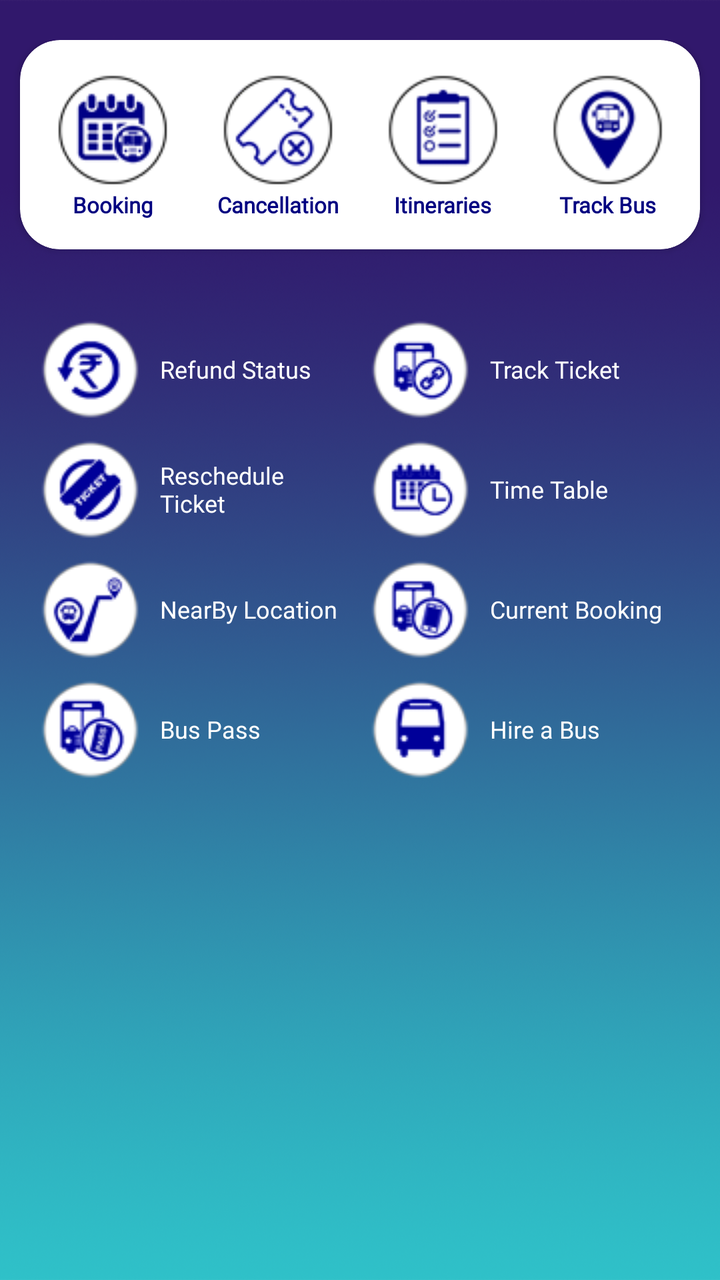
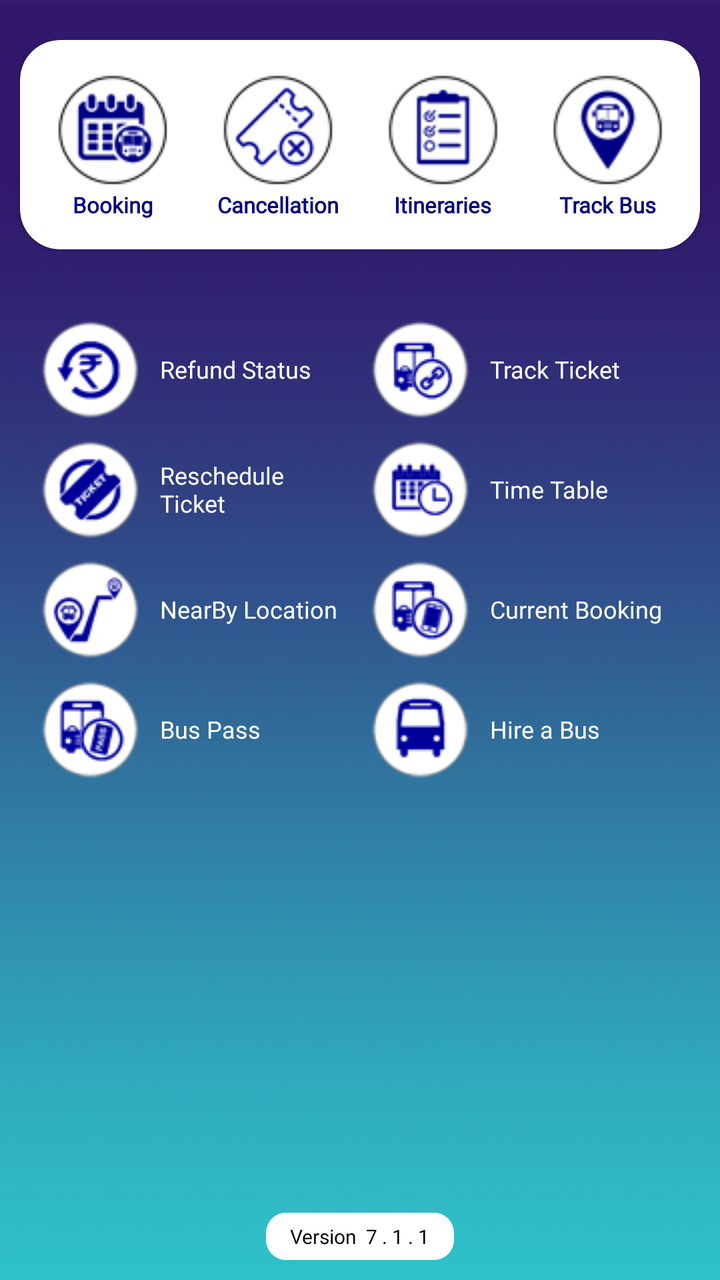

Before-and-after screenshots of an Android layout around one commit, followed by the original layout XML and the change that was made.
<!-- AndroidManifest.xml: application theme AppTheme.NoActionBar -->
<!-- res/layout/home_new.xml -->
<?xml version="1.0" encoding="utf-8"?>
<RelativeLayout
    xmlns:android="http://schemas.android.com/apk/res/android"
    xmlns:tools="http://schemas.android.com/tools"
    xmlns:app="http://schemas.android.com/apk/res-auto"
    android:id="@+id/xLinLayHomescrn"
    android:layout_width="match_parent"
    android:layout_height="wrap_content"
    android:background="@drawable/background_img">

    <LinearLayout
        android:layout_width="match_parent"
        android:layout_height="match_parent"
        android:layout_marginTop="20dp"
        android:orientation="vertical">

        <androidx.cardview.widget.CardView
            android:layout_width="match_parent"
            android:layout_height="wrap_content"
            android:layout_marginLeft="10dp"
            android:layout_marginRight="10dp"
            android:paddingLeft="5dp"
            app:cardCornerRadius="20dp"
            app:contentPadding="5dp">


            <LinearLayout
                android:layout_width="match_parent"
                android:layout_height="wrap_content"
                android:layout_marginBottom="5dp"
                android:layout_marginTop="5dp"
                android:orientation="horizontal"
                android:weightSum="4">

                <LinearLayout
                    android:id="@+id/linearLayoutAdvanceBooking"
                    android:layout_width="match_parent"
                    android:layout_height="wrap_content"
                    android:layout_marginBottom="5dp"
                    android:layout_marginTop="5dp"
                    android:layout_weight="1"
                    android:orientation="vertical">

                    <ImageView
                        android:id="@+id/imageViewBusIcon"
                        android:layout_width="match_parent"
                        android:layout_height="match_parent"
                        android:gravity="center"
                        android:src="@drawable/advancebooking_icon" />

                    <TextView
                        android:id="@+id/textViewBusIcon"
                        android:layout_width="match_parent"
                        android:layout_height="wrap_content"
                        android:layout_gravity="center"
                        android:fontFamily="@font/gotham"
                        android:gravity="center"
                        android:text="Booking"
                        android:textColor="@color/naviy"
                        android:textSize="11dp"
                        android:textStyle="bold" />
                </LinearLayout>


                <LinearLayout
                    android:id="@+id/linearLayoutCancelTicket"
                    android:layout_width="match_parent"
                    android:layout_height="match_parent"
                    android:layout_marginBottom="5dp"
                    android:layout_marginTop="5dp"
                    android:layout_weight="1"
                    android:orientation="vertical"
                    android:visibility="visible">

                    <ImageView
                        android:id="@+id/imageCancelTicket"
                        android:layout_width="match_parent"
                        android:layout_height="wrap_content"
                        android:gravity="center"
                        android:src="@drawable/cancelticket_icon" />

                    <TextView
                        android:id="@+id/textViewCancelTicket"
                        android:layout_width="match_parent"
                        android:layout_height="wrap_content"
                        android:layout_gravity="center"
                        android:fontFamily="@font/gotham"
                        android:gravity="center"
                        android:text="Cancellation"
                        android:textColor="@color/naviy"
                        android:textSize="11dp"
                        android:textStyle="bold" />
                </LinearLayout>


                <LinearLayout
                    android:id="@+id/linearLayoutItineries"
                    android:layout_width="match_parent"
                    android:layout_height="match_parent"
                    android:layout_marginBottom="5dp"
                    android:layout_marginTop="5dp"
                    android:layout_weight="1"
                    android:orientation="vertical"
                    android:visibility="visible">

                    <ImageView
                        android:id="@+id/imageViewItineries"
                        android:layout_width="match_parent"
                        android:layout_height="wrap_content"
                        android:gravity="center"
                        android:src="@drawable/itineries_icon" />

                    <TextView
                        android:id="@+id/textViewItineries"
                        android:layout_width="match_parent"
                        android:layout_height="wrap_content"
                        android:layout_gravity="center"
                        android:fontFamily="@font/gotham"
                        android:gravity="center"
                        android:text="Itineraries"
                        android:textColor="@color/naviy"
                        android:textSize="11dp"
                        android:textStyle="bold" />

                </LinearLayout>

                <LinearLayout
                    android:id="@+id/linearLayoutTrackMyBus"
                    android:layout_width="match_parent"
                    android:layout_height="match_parent"
                    android:layout_marginBottom="5dp"
                    android:layout_marginTop="5dp"
                    android:layout_weight="1"
                    android:orientation="vertical"
                    android:visibility="visible">

                    <ImageView
                        android:id="@+id/imageViewTrackMyBus"
                        android:layout_width="match_parent"
                        android:layout_height="wrap_content"
                        android:layout_gravity="center"
                        android:src="@drawable/trackmybus_icon" />

                    <TextView
                        android:id="@+id/textViewTrackMyBus"
                        android:layout_width="match_parent"
                        android:layout_height="wrap_content"
                        android:layout_gravity="center"
                        android:fontFamily="@font/gotham"
                        android:gravity="center"
                        android:text="Track Bus"
                        android:textColor="@color/naviy"
                        android:textSize="11dp"
                        android:textStyle="bold" />
                </LinearLayout>


            </LinearLayout>
        </androidx.cardview.widget.CardView>





        <LinearLayout
            android:id="@+id/originalLayout"
            android:layout_width="match_parent"
            android:layout_height="wrap_content"
            android:layout_marginLeft="15dp"
            android:layout_marginTop="30dp"
            android:layout_marginRight="15dp"
            android:orientation="horizontal"
            android:weightSum="2">

            <LinearLayout
                android:id="@+id/left_vertical"
                android:layout_width="match_parent"
                android:layout_height="wrap_content"
                android:layout_gravity="left"
                android:layout_weight="1"
                android:orientation="vertical">

                <LinearLayout
                    android:id="@+id/linearLayoutRefundStatus"
                    android:layout_width="match_parent"
                    android:layout_height="wrap_content"
                    android:gravity="left"
                    android:orientation="horizontal"
                    android:padding="5dp">

                    <ImageView
                        android:id="@+id/imageViewRefundStatus"
                        android:layout_width="wrap_content"
                        android:layout_height="wrap_content"
                        android:gravity="left"
                        android:src="@drawable/refundstatus_icon" />

                    <TextView
                        android:id="@+id/textViewRefundStatus"
                        android:layout_width="match_parent"
                        android:layout_height="wrap_content"
                        android:layout_gravity="center_vertical"
                        android:fontFamily="@font/gotham"
                        android:paddingLeft="10dp"
                        android:text="Refund Status"
                        android:textColor="@color/white"
                        android:textSize="12dp"
                        android:textStyle="normal" />

                </LinearLayout>

                <LinearLayout
                    android:id="@+id/linearLayoutResheduleTicket"
                    android:layout_width="match_parent"
                    android:layout_height="wrap_content"
                    android:layout_gravity="left"
                    android:orientation="horizontal"
                    android:padding="5dp">

                    <ImageView
                        android:id="@+id/imageViewResheduleTicket"
                        android:layout_width="wrap_content"
                        android:layout_height="wrap_content"
                        android:src="@drawable/rescheduleticket_icon" />

                    <TextView
                        android:id="@+id/textViewResheduleTicket"
                        android:layout_width="match_parent"
                        android:layout_height="wrap_content"
                        android:layout_gravity="center"
                        android:fontFamily="@font/gotham"
                        android:paddingLeft="10dp"
                        android:text="Reschedule Ticket"
                        android:textColor="@color/white"
                        android:textSize="12dp" />

                </LinearLayout>

                <LinearLayout
                    android:id="@+id/linearLayoutLinkBooking"
                    android:layout_width="match_parent"
                    android:layout_height="wrap_content"
                    android:layout_gravity="left"
                    android:orientation="horizontal"
                    android:padding="5dp">

                    <ImageView
                        android:id="@+id/imageViewLinkBooking"
                        android:layout_width="wrap_content"
                        android:layout_height="wrap_content"
                        android:gravity="center"
                        android:src="@drawable/nearbyplaces_icon" />

                    <TextView
                        android:id="@+id/textViewLinkBooking"
                        android:layout_width="match_parent"
                        android:layout_height="wrap_content"
                        android:layout_gravity="center"
                        android:layout_marginTop="0dp"
                        android:fontFamily="@font/gotham"
                        android:paddingLeft="10dp"
                        android:text="NearBy Location"
                        android:textColor="@color/white"
                        android:textSize="12dp" />

                </LinearLayout>

                <LinearLayout
                    android:id="@+id/linearLayoutBusPass"
                    android:layout_width="match_parent"
                    android:layout_height="wrap_content"
                    android:layout_gravity="left"
                    android:orientation="horizontal"
                    android:padding="5dp">

                    <ImageView
                        android:id="@+id/imageViewBusPass"
                        android:layout_width="wrap_content"
                        android:layout_height="wrap_content"
                        android:gravity="center"
                        android:src="@drawable/buspass_icon" />

                    <TextView
                        android:id="@+id/textViewBusPass"
                        android:layout_width="match_parent"
                        android:layout_height="wrap_content"
                        android:layout_gravity="center"
                        android:fontFamily="@font/gotham"
                        android:paddingLeft="10dp"
                        android:text="Bus Pass"
                        android:textColor="@color/white"
                        android:textSize="12dp" />

                </LinearLayout>


            </LinearLayout>


            <LinearLayout
                android:id="@+id/right_vertical"
                android:layout_width="match_parent"
                android:layout_height="match_parent"
                android:layout_gravity="left"
                android:layout_weight="1"
                android:orientation="vertical">

                <LinearLayout
                    android:id="@+id/linearLayoutTrackTicket"
                    android:layout_width="match_parent"
                    android:layout_height="wrap_content"
                    android:layout_gravity="left"
                    android:orientation="horizontal"
                    android:padding="5dp">


                    <ImageView
                        android:id="@+id/imageViewE-Wallet"
                        android:layout_width="wrap_content"
                        android:layout_height="wrap_content"
                        android:gravity="center"
                        android:src="@drawable/track_ticket_icon" />

                    <TextView
                        android:id="@+id/textViewTrack_ticket"
                        android:layout_width="match_parent"
                        android:layout_height="wrap_content"
                        android:layout_gravity="center"
                        android:fontFamily="@font/gotham"
                        android:paddingLeft="10dp"
                        android:text="Track Ticket"
                        android:textAppearance="?android:attr/textAppearanceSmall"
                        android:textColor="@color/white"
                        android:textSize="12dp"
                        android:textStyle="normal" />

                </LinearLayout>

                <LinearLayout
                    android:id="@+id/linearLayoutTimeTable"
                    android:layout_width="match_parent"
                    android:layout_height="wrap_content"
                    android:layout_gravity="left"
                    android:orientation="horizontal"
                    android:padding="5dp">

                    <ImageView
                        android:id="@+id/imageViewTimeTable"
                        android:layout_width="wrap_content"
                        android:layout_height="wrap_content"
                        android:gravity="center"
                        android:src="@drawable/timetable_icon" />

                    <TextView
                        android:id="@+id/textViewTimeTable"
                        android:layout_width="match_parent"
                        android:layout_height="wrap_content"
                        android:layout_gravity="center"
                        android:layout_marginTop="0dp"
                        android:fontFamily="@font/gotham"
                        android:paddingLeft="10dp"
                        android:text="Time Table"
                        android:textColor="@color/white"
                        android:textSize="12dp"
                        android:textStyle="normal" />

                </LinearLayout>

                <LinearLayout
                    android:id="@+id/linearLayoutCurrentBooking"
                    android:layout_width="match_parent"
                    android:layout_height="wrap_content"
                    android:layout_gravity="left"
                    android:orientation="horizontal"
                    android:padding="5dp">

                    <ImageView
                        android:id="@+id/imageViewCurrentBooking"
                        android:layout_width="wrap_content"
                        android:layout_height="wrap_content"
                        android:gravity="center"
                        android:src="@drawable/currentbooking_icon" />

                    <TextView
                        android:id="@+id/textViewCurrentBooking"
                        android:layout_width="match_parent"
                        android:layout_height="wrap_content"
                        android:layout_gravity="center"
                        android:layout_marginTop="0dp"
                        android:fontFamily="@font/gotham"
                        android:paddingLeft="10dp"
                        android:text="Current Booking"
                        android:textColor="@color/white"
                        android:textSize="12dp" />

                </LinearLayout>

                <LinearLayout
                    android:id="@+id/linearLayoutHireBus"
                    android:layout_width="match_parent"
                    android:layout_height="wrap_content"
                    android:layout_gravity="left"
                    android:orientation="horizontal"
                    android:padding="5dp">

                    <ImageView
                        android:id="@+id/imageViewHireBus"
                        android:layout_width="wrap_content"
                        android:layout_height="wrap_content"
                        android:gravity="center"
                        android:src="@drawable/hire_a_bus_icon" />

                    <TextView
                        android:id="@+id/textViewHireBus"
                        android:layout_width="match_parent"
                        android:layout_height="wrap_content"
                        android:layout_gravity="center"
                        android:layout_marginTop="0dp"
                        android:fontFamily="@font/gotham"
                        android:paddingLeft="10dp"
                        android:text="Hire a Bus"
                        android:textColor="@color/white"
                        android:textSize="12dp"
                        android:textStyle="normal" />

                </LinearLayout>


            </LinearLayout>

        </LinearLayout>


        <LinearLayout
            android:id="@+id/linearLayoutTrackRunning"
            android:layout_width="wrap_content"
            android:layout_height="wrap_content"
            android:layout_gravity="center"
            android:layout_marginTop="10dp"
            android:orientation="horizontal"
            android:visibility="gone"
            android:padding="5dp">

            <androidx.cardview.widget.CardView
                android:layout_width="wrap_content"
                android:layout_height="wrap_content"
                android:layout_marginLeft="10dp"
                android:layout_marginRight="10dp"
                android:paddingLeft="5dp"
                app:cardCornerRadius="20dp"
                app:contentPadding="5dp">

                <LinearLayout
                    android:layout_width="wrap_content"
                    android:layout_height="wrap_content"
                    android:gravity="center"
                    android:orientation="horizontal"
                    android:padding="5dp">

                    <ImageView
                        android:layout_width="wrap_content"
                        android:layout_height="40dp"
                        android:gravity="center"
                        android:src="@drawable/bus_map" />

                    <TextView
                        android:layout_width="wrap_content"
                        android:layout_height="wrap_content"
                        android:layout_gravity="center"
                        android:fontFamily="@font/gotham"
                        android:paddingLeft="10dp"
                        android:text="Live Bus Running Status"
                        android:textColor="@color/colorAccent"
                        android:textSize="12dp" />
                </LinearLayout>
            </androidx.cardview.widget.CardView>

        </LinearLayout>
        


        <LinearLayout
            android:id="@+id/showmoreLayout"
            android:layout_width="match_parent"
            android:layout_height="wrap_content"
            android:layout_centerHorizontal="true"
            android:layout_marginLeft="3dp"
            android:layout_marginRight="3dp"
            android:gravity="center"
            android:orientation="vertical"
            android:visibility="visible"
            tools:ignore="UnknownId">

            <LinearLayout
                android:layout_width="match_parent"
                android:layout_height="wrap_content"
                android:layout_marginLeft="12dp"
                android:layout_marginRight="12dp"
                android:layout_marginBottom="0dp"
                android:orientation="horizontal">


            </LinearLayout>


            <RelativeLayout
                android:layout_width="match_parent"
                android:layout_height="wrap_content"
                android:layout_marginTop="0dp">

                
                
                
                
                
                
                
                
                

                
                
                
                
                
                
                
                
                
                

            </RelativeLayout>


        </LinearLayout>
        <LinearLayout
            android:layout_width="match_parent"
            android:layout_height="match_parent"
            android:orientation="vertical"
            android:gravity="bottom"
            android:layout_alignParentBottom="true"
            android:layout_marginTop="10dp"
            android:paddingBottom="15dp">

            <androidx.viewpager.widget.ViewPager
                android:id="@+id/viewPager"
                android:layout_width="match_parent"
                android:layout_height="150dp"
                android:layout_marginLeft="10dp"
                android:layout_marginTop="10dp"
                android:layout_marginRight="10dp"
                android:layout_marginBottom="5dp"
                android:orientation="horizontal"
                tools:ignore="SpeakableTextPresentCheck" />


            <LinearLayout
                android:id="@+id/SliderDots"
                android:layout_width="match_parent"
                android:layout_height="10dp"
                android:layout_below="@+id/viewPager"
                android:gravity="center_vertical|center_horizontal"
                android:orientation="horizontal" />

        </LinearLayout>
    </LinearLayout>

</RelativeLayout>
<!-- resources referenced by this layout -->
<resources>
  <color name="colorAccent">#9b2424</color>
  <color name="naviy">#000080</color>
  <color name="white">#FFFFFF</color>
  <!-- drawable advancebooking_icon: png bitmap (drawable, 4253 bytes) -->
  <!-- drawable background_img: png bitmap (drawable-sw720dp, 391260 bytes) -->
  <!-- drawable bus_map: png bitmap (drawable, 3273 bytes) -->
  <!-- drawable buspass_icon: png bitmap (drawable, 3518 bytes) -->
  <!-- drawable cancelticket_icon: png bitmap (drawable, 3654 bytes) -->
  <!-- drawable currentbooking_icon: png bitmap (drawable, 3387 bytes) -->
  <!-- drawable hire_a_bus_icon: png bitmap (drawable, 2592 bytes) -->
  <!-- drawable itineries_icon: png bitmap (drawable, 3051 bytes) -->
  <!-- drawable nearbyplaces_icon: png bitmap (drawable, 3152 bytes) -->
  <!-- drawable refundstatus_icon: png bitmap (drawable, 3238 bytes) -->
  <!-- drawable rescheduleticket_icon: png bitmap (drawable, 3302 bytes) -->
  <!-- drawable timetable_icon: png bitmap (drawable, 3188 bytes) -->
  <!-- drawable track_ticket_icon: png bitmap (drawable, 3250 bytes) -->
  <!-- drawable trackmybus_icon: png bitmap (drawable, 3767 bytes) -->
  <style name="AppTheme.NoActionBar">
          <item name="windowActionBar">false</item>
          <item name="windowNoTitle">true</item>
      </style>
</resources>

<!-- the commit's change to res/layout/home_new.xml (unified diff, before → after) -->
@@ -540,7 +540,7 @@
             android:gravity="bottom"
             android:layout_alignParentBottom="true"
             android:layout_marginTop="10dp"
-            android:paddingBottom="15dp">
+            android:paddingBottom="10dp">
 
             <androidx.viewpager.widget.ViewPager
                 android:id="@+id/viewPager"
@@ -562,6 +562,18 @@
                 android:gravity="center_vertical|center_horizontal"
                 android:orientation="horizontal" />
 
+            <TextView
+                android:layout_width="wrap_content"
+                android:layout_height="wrap_content"
+                android:padding="5dp"
+                android:text="   Version  7 . 1 . 1   "
+                android:textColor="@color/black"
+                android:layout_gravity="center"
+                android:background="@drawable/btn_shape"
+                android:textSize="10dp"
+                android:fontFamily="@font/gotham"
+                app:srcCompat="@drawable/splash" />
+
         </LinearLayout>
     </LinearLayout>
 
<!-- resource entries referenced after the edit -->
@@ -1,10 +1,21 @@
 <!-- resources referenced by this layout -->
 <resources>
+  <color name="black">#000000</color>
   <color name="colorAccent">#9b2424</color>
   <color name="naviy">#000080</color>
   <color name="white">#FFFFFF</color>
   <!-- drawable advancebooking_icon: png bitmap (drawable, 4253 bytes) -->
   <!-- drawable background_img: png bitmap (drawable-sw720dp, 391260 bytes) -->
+  <!-- drawable btn_shape (drawable) -->
+  <?xml version="1.0" encoding="utf-8"?>
+  <selector xmlns:android="http://schemas.android.com/apk/res/android">
+      <item>
+          <shape android:shape="rectangle">
+              <solid android:color="@color/white" />
+              <corners android:radius="10dp"/>
+          </shape>
+      </item>
+  </selector>
   <!-- drawable bus_map: png bitmap (drawable, 3273 bytes) -->
   <!-- drawable buspass_icon: png bitmap (drawable, 3518 bytes) -->
   <!-- drawable cancelticket_icon: png bitmap (drawable, 3654 bytes) -->
@@ -14,6 +25,7 @@
   <!-- drawable nearbyplaces_icon: png bitmap (drawable, 3152 bytes) -->
   <!-- drawable refundstatus_icon: png bitmap (drawable, 3238 bytes) -->
   <!-- drawable rescheduleticket_icon: png bitmap (drawable, 3302 bytes) -->
+  <!-- drawable splash: png bitmap (drawable, 48601 bytes) -->
   <!-- drawable timetable_icon: png bitmap (drawable, 3188 bytes) -->
   <!-- drawable track_ticket_icon: png bitmap (drawable, 3250 bytes) -->
   <!-- drawable trackmybus_icon: png bitmap (drawable, 3767 bytes) -->
